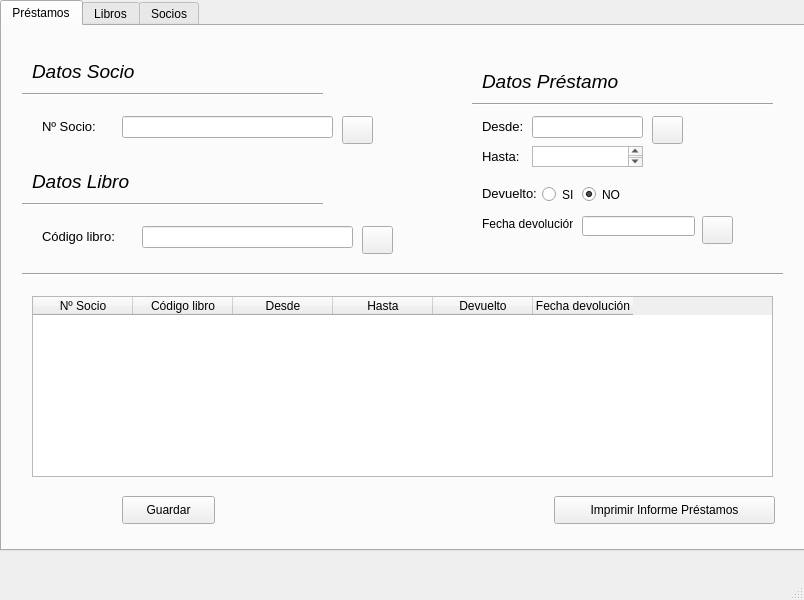
Old version of the form ventanaBiblioteca.ui in the repository estefaniapenide/DI-Biblioteca.
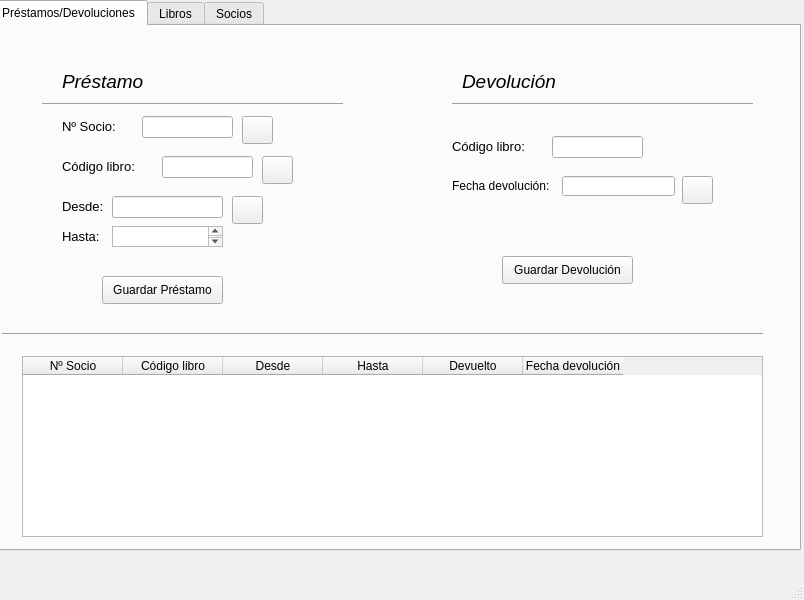
New version of the form. The open tabs and pages were chosen to show the change. Icons and pictures are not drawn.

Commit message: Funcionamiento préstamos terminado

```diff
--- a/ventanaBiblioteca.ui
+++ b/ventanaBiblioteca.ui
@@ -17,7 +17,7 @@
    <widget class="QTabWidget" name="tabWidget">
     <property name="geometry">
      <rect>
-      <x>0</x>
+      <x>-10</x>
       <y>0</y>
       <width>811</width>
       <height>551</height>
@@ -28,52 +28,26 @@
     </property>
     <widget class="QWidget" name="prestamos">
      <attribute name="title">
-      <string>Préstamos</string>
+      <string>Préstamos/Devoluciones</string>
      </attribute>
      <widget class="QLabel" name="datosSocioPrestamo">
       <property name="geometry">
        <rect>
-        <x>30</x>
-        <y>30</y>
+        <x>470</x>
+        <y>40</y>
         <width>171</width>
         <height>31</height>
        </rect>
       </property>
       <property name="text">
-       <string>&lt;html&gt;&lt;head/&gt;&lt;body&gt;&lt;p&gt;&lt;span style=&quot; font-size:14pt; font-style:italic;&quot;&gt;Datos Socio&lt;/span&gt;&lt;/p&gt;&lt;/body&gt;&lt;/html&gt;</string>
-      </property>
-     </widget>
-     <widget class="Line" name="line">
-      <property name="geometry">
-       <rect>
-        <x>20</x>
-        <y>60</y>
-        <width>301</width>
-        <height>16</height>
-       </rect>
-      </property>
-      <property name="orientation">
-       <enum>Qt::Horizontal</enum>
-      </property>
-     </widget>
-     <widget class="QLabel" name="datosLibroPrestamo">
-      <property name="geometry">
-       <rect>
-        <x>30</x>
-        <y>140</y>
-        <width>171</width>
-        <height>31</height>
-       </rect>
-      </property>
-      <property name="text">
-       <string>&lt;html&gt;&lt;head/&gt;&lt;body&gt;&lt;p&gt;&lt;span style=&quot; font-size:14pt; font-style:italic;&quot;&gt;Datos Libro&lt;/span&gt;&lt;/p&gt;&lt;/body&gt;&lt;/html&gt;</string>
+       <string>&lt;html&gt;&lt;head/&gt;&lt;body&gt;&lt;p&gt;&lt;span style=&quot; font-size:14pt; font-style:italic;&quot;&gt;Devolución&lt;/span&gt;&lt;/p&gt;&lt;/body&gt;&lt;/html&gt;</string>
       </property>
      </widget>
      <widget class="Line" name="line_2">
       <property name="geometry">
        <rect>
-        <x>20</x>
-        <y>170</y>
+        <x>50</x>
+        <y>70</y>
         <width>301</width>
         <height>16</height>
        </rect>
@@ -85,7 +59,7 @@
      <widget class="QLabel" name="numeroSocioPrestamo">
       <property name="geometry">
        <rect>
-        <x>40</x>
+        <x>70</x>
         <y>90</y>
         <width>81</width>
         <height>21</height>
@@ -98,8 +72,8 @@
      <widget class="QLabel" name="codigoLibroPrestamo">
       <property name="geometry">
        <rect>
-        <x>40</x>
-        <y>200</y>
+        <x>70</x>
+        <y>130</y>
         <width>101</width>
         <height>21</height>
        </rect>
@@ -111,9 +85,9 @@
      <widget class="QLineEdit" name="datoNumeroSocioPrestamo">
       <property name="geometry">
        <rect>
-        <x>120</x>
+        <x>150</x>
         <y>90</y>
-        <width>211</width>
+        <width>91</width>
         <height>22</height>
        </rect>
       </property>
@@ -121,9 +95,9 @@
      <widget class="QLineEdit" name="datoCodigoLibroPrestamo">
       <property name="geometry">
        <rect>
-        <x>140</x>
-        <y>200</y>
-        <width>211</width>
+        <x>170</x>
+        <y>130</y>
+        <width>91</width>
         <height>22</height>
        </rect>
       </property>
@@ -131,20 +105,20 @@
      <widget class="QLabel" name="datosPrestamoPrestamo">
       <property name="geometry">
        <rect>
-        <x>480</x>
+        <x>70</x>
         <y>40</y>
         <width>171</width>
         <height>31</height>
        </rect>
       </property>
       <property name="text">
-       <string>&lt;html&gt;&lt;head/&gt;&lt;body&gt;&lt;p&gt;&lt;span style=&quot; font-size:14pt; font-style:italic;&quot;&gt;Datos Préstamo&lt;/span&gt;&lt;/p&gt;&lt;/body&gt;&lt;/html&gt;</string>
+       <string>&lt;html&gt;&lt;head/&gt;&lt;body&gt;&lt;p&gt;&lt;span style=&quot; font-size:14pt; font-style:italic;&quot;&gt;Préstamo&lt;/span&gt;&lt;/p&gt;&lt;/body&gt;&lt;/html&gt;</string>
       </property>
      </widget>
      <widget class="Line" name="line_3">
       <property name="geometry">
        <rect>
-        <x>470</x>
+        <x>460</x>
         <y>70</y>
         <width>301</width>
         <height>16</height>
@@ -157,8 +131,8 @@
      <widget class="QLabel" name="fechaDesde">
       <property name="geometry">
        <rect>
-        <x>480</x>
-        <y>90</y>
+        <x>70</x>
+        <y>170</y>
         <width>51</width>
         <height>21</height>
        </rect>
@@ -170,8 +144,8 @@
      <widget class="QLabel" name="fechaHasta">
       <property name="geometry">
        <rect>
-        <x>480</x>
-        <y>120</y>
+        <x>70</x>
+        <y>200</y>
         <width>51</width>
         <height>21</height>
        </rect>
@@ -183,8 +157,8 @@
      <widget class="QLineEdit" name="lineEditFechaDesde">
       <property name="geometry">
        <rect>
-        <x>530</x>
-        <y>90</y>
+        <x>120</x>
+        <y>170</y>
         <width>111</width>
         <height>22</height>
        </rect>
@@ -193,8 +167,8 @@
      <widget class="QPushButton" name="pushButtonCalendario">
       <property name="geometry">
        <rect>
-        <x>650</x>
-        <y>90</y>
+        <x>240</x>
+        <y>170</y>
         <width>31</width>
         <height>28</height>
        </rect>
@@ -207,8 +181,8 @@
      <widget class="QTextBrowser" name="textBrowserFechaHasta">
       <property name="geometry">
        <rect>
-        <x>530</x>
-        <y>120</y>
+        <x>120</x>
+        <y>200</y>
         <width>111</width>
         <height>21</height>
        </rect>
@@ -217,8 +191,8 @@
      <widget class="Line" name="line_4">
       <property name="geometry">
        <rect>
-        <x>20</x>
-        <y>240</y>
+        <x>10</x>
+        <y>300</y>
         <width>761</width>
         <height>16</height>
        </rect>
@@ -231,7 +205,7 @@
       <property name="geometry">
        <rect>
         <x>30</x>
-        <y>270</y>
+        <y>330</y>
         <width>741</width>
         <height>181</height>
        </rect>
@@ -270,84 +244,23 @@
      <widget class="QPushButton" name="pushButtonGuardarPrestamo">
       <property name="geometry">
        <rect>
-        <x>120</x>
-        <y>470</y>
-        <width>93</width>
+        <x>110</x>
+        <y>250</y>
+        <width>121</width>
         <height>28</height>
        </rect>
       </property>
       <property name="text">
-       <string>Guardar</string>
+       <string>Guardar Préstamo</string>
       </property>
      </widget>
-     <widget class="QPushButton" name="pushButtonInformePrestamos">
-      <property name="geometry">
-       <rect>
-        <x>552</x>
-        <y>470</y>
-        <width>221</width>
-        <height>28</height>
-       </rect>
-      </property>
-      <property name="text">
-       <string>Imprimir Informe Préstamos</string>
-      </property>
-     </widget>
-     <widget class="QLabel" name="labelDevuelto">
-      <property name="geometry">
-       <rect>
-        <x>480</x>
-        <y>160</y>
-        <width>61</width>
-        <height>16</height>
-       </rect>
-      </property>
-      <property name="text">
-       <string>&lt;html&gt;&lt;head/&gt;&lt;body&gt;&lt;p&gt;&lt;span style=&quot; font-size:10pt;&quot;&gt;Devuelto:&lt;/span&gt;&lt;/p&gt;&lt;/body&gt;&lt;/html&gt;</string>
-      </property>
-     </widget>
-     <widget class="QRadioButton" name="radioButtonDevueltoSi">
-      <property name="geometry">
-       <rect>
-        <x>540</x>
-        <y>160</y>
-        <width>41</width>
-        <height>17</height>
-       </rect>
-      </property>
-      <property name="text">
-       <string>SI</string>
-      </property>
-      <attribute name="buttonGroup">
-       <string notr="true">buttonGroupDevuelto</string>
-      </attribute>
-     </widget>
-     <widget class="QRadioButton" name="radioButtonDevueltoNo">
-      <property name="geometry">
-       <rect>
-        <x>580</x>
-        <y>160</y>
-        <width>82</width>
-        <height>17</height>
-       </rect>
-      </property>
-      <property name="text">
-       <string>NO</string>
-      </property>
-      <property name="checked">
-       <bool>true</bool>
-      </property>
-      <attribute name="buttonGroup">
-       <string notr="true">buttonGroupDevuelto</string>
-      </attribute>
-     </widget>
      <widget class="QLabel" name="labelFechaDevolucion">
       <property name="geometry">
        <rect>
-        <x>480</x>
-        <y>190</y>
-        <width>91</width>
-        <height>16</height>
+        <x>460</x>
+        <y>150</y>
+        <width>101</width>
+        <height>20</height>
        </rect>
       </property>
       <property name="text">
@@ -357,8 +270,8 @@
      <widget class="QLineEdit" name="lineEditFechaDevolucion">
       <property name="geometry">
        <rect>
-        <x>580</x>
-        <y>190</y>
+        <x>570</x>
+        <y>150</y>
         <width>113</width>
         <height>20</height>
        </rect>
@@ -367,8 +280,8 @@
      <widget class="QPushButton" name="pushButtonCalendarioDevolucion">
       <property name="geometry">
        <rect>
-        <x>700</x>
-        <y>190</y>
+        <x>690</x>
+        <y>150</y>
         <width>31</width>
         <height>28</height>
        </rect>
@@ -384,7 +297,7 @@
      <widget class="QPushButton" name="pushButtonBuscarSocioPrestamo">
       <property name="geometry">
        <rect>
-        <x>340</x>
+        <x>250</x>
         <y>90</y>
         <width>31</width>
         <height>28</height>
@@ -401,8 +314,8 @@
      <widget class="QPushButton" name="pushButtonBuscarLibroPrestamo">
       <property name="geometry">
        <rect>
-        <x>360</x>
-        <y>200</y>
+        <x>270</x>
+        <y>130</y>
         <width>31</width>
         <height>28</height>
        </rect>
@@ -415,6 +328,42 @@
         <normaloff>:/lupa/img/lupa.jpg</normaloff>:/lupa/img/lupa.jpg</iconset>
       </property>
      </widget>
+     <widget class="QLabel" name="codigoLibroDevolucion">
+      <property name="geometry">
+       <rect>
+        <x>460</x>
+        <y>110</y>
+        <width>101</width>
+        <height>21</height>
+       </rect>
+      </property>
+      <property name="text">
+       <string>&lt;html&gt;&lt;head/&gt;&lt;body&gt;&lt;p&gt;&lt;span style=&quot; font-size:10pt;&quot;&gt;Código libro:&lt;/span&gt;&lt;/p&gt;&lt;/body&gt;&lt;/html&gt;</string>
+      </property>
+     </widget>
+     <widget class="QLineEdit" name="datoCodigoLibroDevolucion">
+      <property name="geometry">
+       <rect>
+        <x>560</x>
+        <y>110</y>
+        <width>91</width>
+        <height>22</height>
+       </rect>
+      </property>
+     </widget>
+     <widget class="QPushButton" name="pushButtonGuardarDevolucion">
+      <property name="geometry">
+       <rect>
+        <x>510</x>
+        <y>230</y>
+        <width>131</width>
+        <height>28</height>
+       </rect>
+      </property>
+      <property name="text">
+       <string>Guardar Devolución</string>
+      </property>
+     </widget>
     </widget>
     <widget class="QWidget" name="libros">
      <attribute name="title">
```
Left out of the diff: 23 changed lines with no effect on the pictures. The commit also changes 18 other files.
